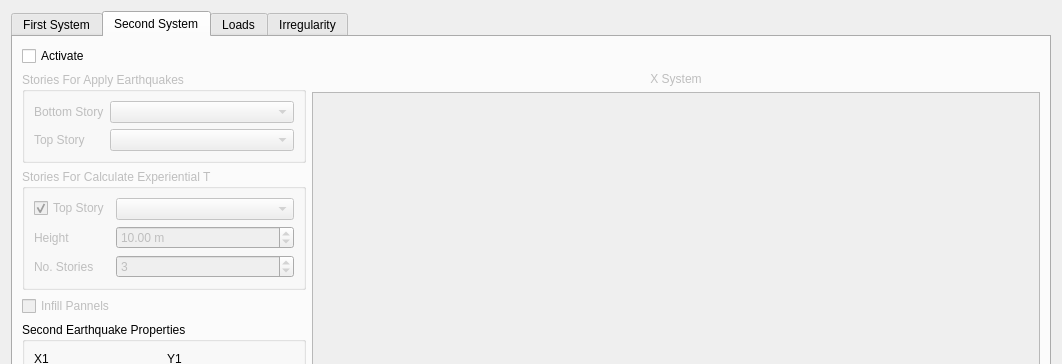
First picture: the form in widgets/civiltools_project_settings.ui, repository ebrahimraeyat/civilTools, before the edit; both pictures show x 0 to 1062 and y 0 to 364 of the 1062 by 764 pixel window.
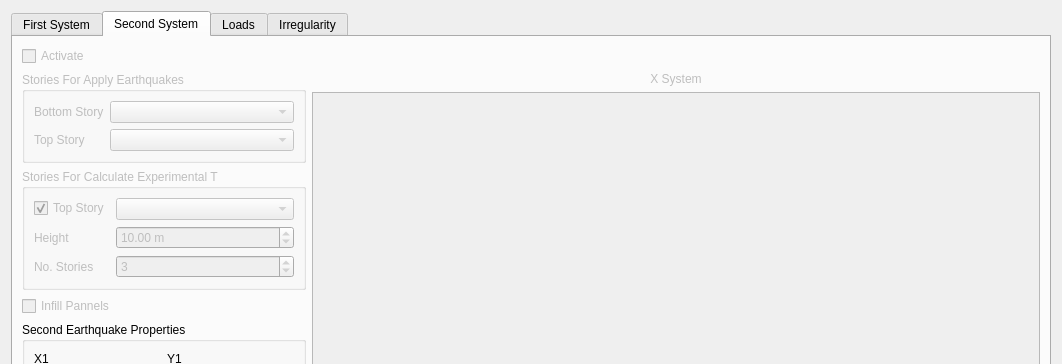
Second picture: the form after the edit. The open tabs and pages were chosen to show the change. Icons and pictures are not drawn. Custom widgets are drawn as their Qt base class.

Commit message: Set stories when click on second system

Diff of the .ui file:
```diff
--- a/widgets/civiltools_project_settings.ui
+++ b/widgets/civiltools_project_settings.ui
@@ -617,6 +617,9 @@
         <layout class="QVBoxLayout" name="verticalLayout_7">
          <item>
           <widget class="QCheckBox" name="activate_second_system">
+           <property name="enabled">
+            <bool>false</bool>
+           </property>
            <property name="text">
             <string>Activate</string>
            </property>
@@ -684,7 +687,7 @@
                 <bool>false</bool>
                </property>
                <property name="title">
-                <string>Stories For Calculate Experiential T</string>
+                <string>Stories For Calculate Experimental T</string>
                </property>
                <layout class="QFormLayout" name="formLayout_3">
                 <item row="1" column="0">
```
Left out of the diff: 2 changed lines with no effect on the pictures. The commit also changes 1 other file.
